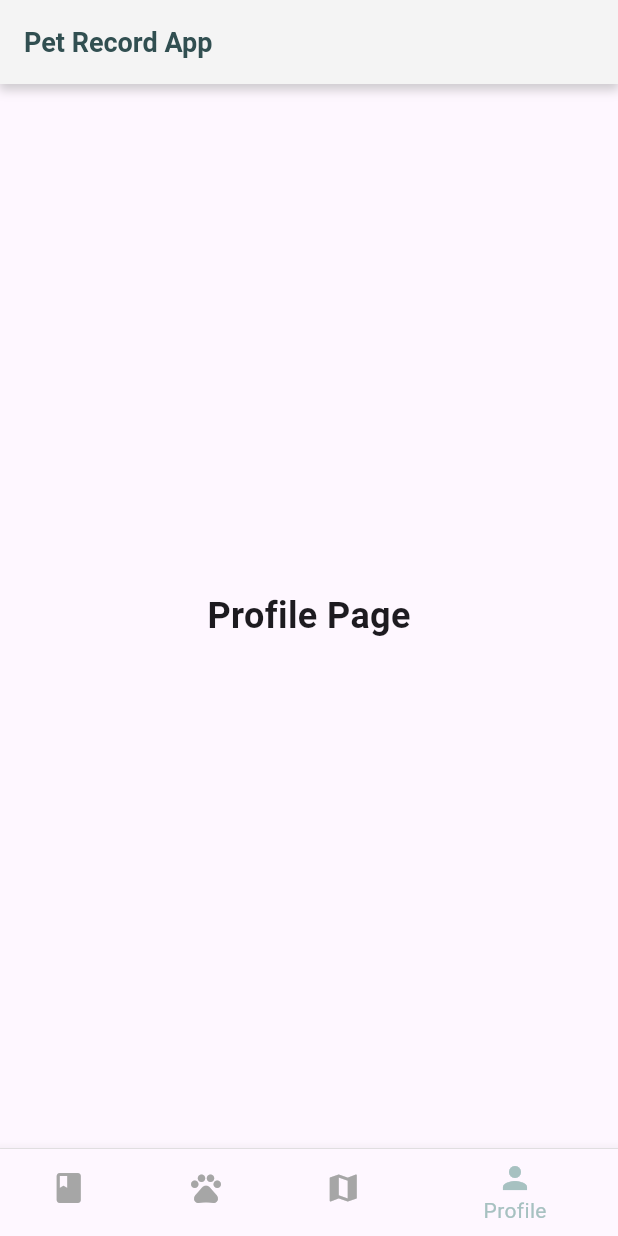
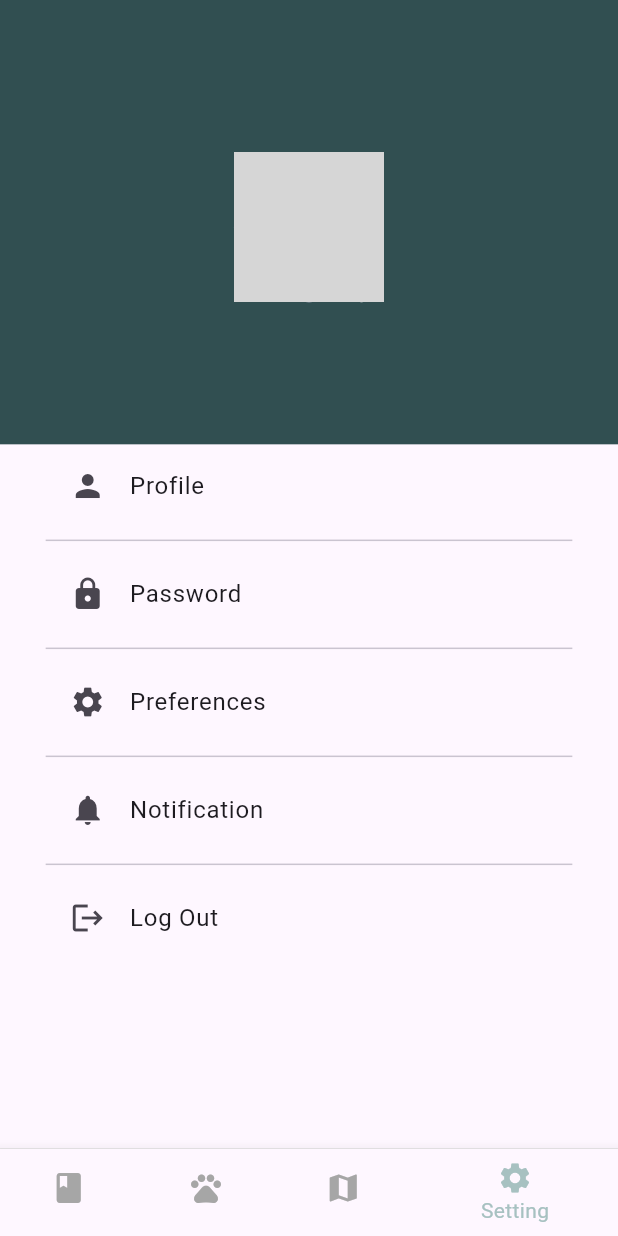
Before and after one commit to wei0328/PetCare_Record, a Flutter app: the MyHomePage screen opened directly, item 4 of the bottom bar chosen, on a phone screen of 412 x 824 dp. Run offline on Flutter 3.47's test engine with Material 3 defaults, Android fonts, the phone set to English and light mode, and no system bars; our stand-ins replace cloud_firestore, firebase_auth, firebase_core, flutter_screenutil, get; accounts and stored records are empty; network calls fail; grey boxes are pictures that could not be loaded.

Commit message:
added profile page

```diff
--- a/petcare_record/lib/dashboard/bottom_navigation_bar.dart
+++ b/petcare_record/lib/dashboard/bottom_navigation_bar.dart
@@ -1,6 +1,6 @@
 import 'package:flutter/material.dart';
 import 'package:petcare_record/pages/diary_page.dart';
-import 'package:petcare_record/pages/profile_page.dart';
+import 'package:petcare_record/pages/setting/setting_page.dart';
 import 'package:petcare_record/pages/my_pets_page.dart';
 import 'package:petcare_record/pages/map_page.dart';
 import 'package:petcare_record/globalclass/color.dart';
@@ -38,8 +38,8 @@ class _BottomNavigationBarWidgetState extends State<BottomNavigationBarWidget> {
           label: 'Map',
         ),
         BottomNavigationBarItem(
-          icon: Icon(Icons.person),
-          label: 'Profile',
+          icon: Icon(Icons.settings),
+          label: 'Setting',
         ),
       ],
       currentIndex: widget.currentIndex,
--- a/petcare_record/lib/globalclass/color.dart
+++ b/petcare_record/lib/globalclass/color.dart
@@ -12,4 +12,5 @@ class PetRecordColor {
   static const lightgrey = Color(0xffD9DFDD);
   static const textgray = Color(0xff7D7C7C);
   static const iconcolor = Color(0xffA6A6A6);
+  static const immutableText = Color.fromARGB(255, 107, 107, 107);
 }
--- a/petcare_record/lib/main.dart
+++ b/petcare_record/lib/main.dart
@@ -1,9 +1,9 @@
 import 'package:flutter/material.dart';
 import 'package:flutter_screenutil/flutter_screenutil.dart';
 import 'package:petcare_record/globalclass/color.dart';
-import 'package:petcare_record/pages/login.dart';
+import 'package:petcare_record/pages/auth/login.dart';
 import 'package:petcare_record/pages/diary_page.dart';
-import 'package:petcare_record/pages/profile_page.dart';
+import 'package:petcare_record/pages/setting/setting_page.dart';
 import 'package:petcare_record/pages/my_pets_page.dart';
 import 'package:petcare_record/pages/map_page.dart';
 import 'package:petcare_record/dashboard/bottom_navigation_bar.dart';
@@ -52,38 +52,13 @@ class _MyHomePageState extends State<MyHomePage> {
   @override
   Widget build(BuildContext context) {
     return Scaffold(
-      appBar: AppBar(
-        title: Text(
-          'Pet Record App',
-          style: TextStyle(
-            color: PetRecordColor.theme,
-            fontSize: 18,
-            fontWeight: FontWeight.bold,
-          ),
-        ),
-        backgroundColor: PetRecordColor.white,
-        elevation: 0,
-        flexibleSpace: Container(
-          decoration: BoxDecoration(
-            color: PetRecordColor.info,
-            boxShadow: [
-              BoxShadow(
-                color: Colors.grey.withOpacity(0.5),
-                spreadRadius: 1,
-                blurRadius: 5,
-                offset: Offset(0, 3),
-              ),
-            ],
-          ),
-        ),
-      ),
       body: IndexedStack(
         index: _selectedIndex,
         children: [
           DiaryPage(),
           MyPetsPage(),
           MapPage(),
-          ProfilePage(),
+          SettingPage(),
         ],
       ),
       bottomNavigationBar: Column(
--- a/petcare_record/lib/pages/login.dart
+++ b/petcare_record/lib/pages/auth/login.dart
@@ -3,7 +3,7 @@ import 'package:flutter_screenutil/flutter_screenutil.dart';
 import 'package:get/get.dart';
 import 'package:petcare_record/globalclass/color.dart';
 import 'package:petcare_record/models/auth.dart';
-import 'package:petcare_record/pages/signup.dart';
+import 'package:petcare_record/pages/auth/signup.dart';
 
 class Login extends StatefulWidget {
   const Login({super.key});
--- a/petcare_record/lib/pages/signup.dart
+++ b/petcare_record/lib/pages/auth/signup.dart
@@ -3,7 +3,7 @@ import 'package:flutter_screenutil/flutter_screenutil.dart';
 import 'package:get/get.dart';
 import 'package:petcare_record/globalclass/color.dart';
 import 'package:petcare_record/models/auth.dart';
-import 'package:petcare_record/pages/login.dart';
+import 'package:petcare_record/pages/auth/login.dart';
 
 class SignUp extends StatefulWidget {
   const SignUp({super.key});
--- a/petcare_record/lib/pages/profile_page.dart
+++ /dev/null
@@ -1,13 +0,0 @@
-import 'package:flutter/material.dart';
-
-class ProfilePage extends StatelessWidget {
-  @override
-  Widget build(BuildContext context) {
-    return Center(
-      child: Text(
-        'Profile Page',
-        style: TextStyle(fontSize: 24, fontWeight: FontWeight.bold),
-      ),
-    );
-  }
-}
--- /dev/null
+++ b/petcare_record/lib/pages/setting/setting_page.dart
@@ -0,0 +1,172 @@
+import 'package:cloud_firestore/cloud_firestore.dart';
+import 'package:firebase_auth/firebase_auth.dart';
+import 'package:flutter/material.dart';
+import 'package:flutter_screenutil/flutter_screenutil.dart';
+import 'package:petcare_record/globalclass/color.dart';
+import 'package:petcare_record/pages/setting/profile.dart';
+
+class SettingPage extends StatefulWidget {
+  @override
+  _SettingPageState createState() => _SettingPageState();
+}
+
+class _SettingPageState extends State<SettingPage> {
+  // Placeholder for user data, replace with your actual user data source
+  String firstName = '';
+  String email = '';
+  String phoneNumber = '';
+  String lastName = '';
+  final String profileImageUrl = 'https://via.placeholder.com/150';
+
+  @override
+  void initState() {
+    super.initState();
+    fetchUserInfo();
+  }
+
+  Future<void> fetchUserInfo() async {
+    try {
+      var user = FirebaseAuth.instance.currentUser;
+      if (user != null) {
+        var userDocSnapshot = await FirebaseFirestore.instance
+            .collection('Users')
+            .where('id', isEqualTo: user.uid)
+            .get();
+        if (userDocSnapshot.docs.isNotEmpty) {
+          var userData = userDocSnapshot.docs.first.data();
+          setState(() {
+            email = userData['email'] ?? '';
+            firstName = userData['firstName'] ?? '';
+            lastName = userData['lastName'] ?? '';
+            phoneNumber = userData['phoneNumber'] ?? '';
+          });
+        } else {
+          print('User document does not exist');
+        }
+      } else {
+        print('No user currently signed in');
+      }
+    } catch (e) {
+      print('Error getting user data: $e');
+    }
+  }
+
+  @override
+  Widget build(BuildContext context) {
+    return Scaffold(
+      body: Column(
+        children: [
+          Container(
+            color: PetRecordColor.theme,
+            width: double.infinity,
+            padding: EdgeInsets.symmetric(horizontal: 20.w, vertical: 50.h),
+            child: Column(
+              children: [
+                SizedBox(
+                  height: 50.h,
+                ),
+                Center(
+                  child: Stack(
+                    children: [
+                      CircleAvatar(
+                        radius: 50,
+                        backgroundImage: NetworkImage(profileImageUrl),
+                      ),
+                      Positioned(
+                        right: 0,
+                        bottom: 0,
+                        child: CircleAvatar(
+                          radius: 15,
+                          backgroundColor: Colors.white,
+                          child: Icon(
+                            Icons.camera_alt,
+                            size: 18,
+                            color: Colors.black,
+                          ),
+                        ),
+                      ),
+                    ],
+                  ),
+                ),
+                SizedBox(height: 10),
+                Center(
+                  child: Text(
+                    firstName,
+                    style: TextStyle(
+                      fontSize: 24,
+                      fontWeight: FontWeight.bold,
+                      color: Colors.white,
+                    ),
+                  ),
+                ),
+              ],
+            ),
+          ),
+          Expanded(
+            child: Padding(
+              padding: EdgeInsets.symmetric(horizontal: 30.h, vertical: 0.0),
+              child: ListView(
+                children: [
+                  ListTile(
+                    leading: Icon(Icons.person),
+                    title: Text('Profile'),
+                    onTap: () {
+                      showModalBottomSheet(
+                        context: context,
+                        isScrollControlled: true,
+                        builder: (BuildContext context) {
+                          return ClipRRect(
+                            borderRadius: BorderRadius.only(
+                              topLeft: Radius.circular(20.0),
+                              topRight: Radius.circular(20.0),
+                            ),
+                            child: FractionallySizedBox(
+                              heightFactor: 0.8,
+                              child: ProfilePage(),
+                            ),
+                          );
+                        },
+                      );
+                    },
+                  ),
+                  Divider(),
+                  ListTile(
+                    leading: Icon(Icons.lock),
+                    title: Text('Password'),
+                    onTap: () {
+                      // Handle password tap
+                    },
+                  ),
+                  Divider(),
+                  ListTile(
+                    leading: Icon(Icons.settings),
+                    title: Text('Preferences'),
+                    onTap: () {
+                      // Handle preferences tap
+                    },
+                  ),
+                  Divider(),
+                  ListTile(
+                    leading: Icon(Icons.notifications),
+                    title: Text('Notification'),
+                    onTap: () {
+                      // Handle notification tap
+                    },
+                  ),
+                  Divider(),
+                  ListTile(
+                    leading: Icon(Icons.logout),
+                    title: Text('Log Out'),
+                    onTap: () {
+                      // Handle log out tap
+                    },
+                  ),
+                ],
+              ),
+            ),
+          ),
+        ],
+      ),
+    );
+  }
+}
--- a/petcare_record/lib/pages/splash.dart
+++ b/petcare_record/lib/pages/splash.dart
@@ -1,6 +1,6 @@
 import 'package:flutter/material.dart';
 import 'package:petcare_record/globalclass/color.dart';
-import 'package:petcare_record/pages/login.dart';
+import 'package:petcare_record/pages/auth/login.dart';
 
 class Splash extends StatefulWidget {
   const Splash({super.key});
```
Also changed, not shown: petcare_record/lib/pages/setting/profile.dart (added, +267 -0 lines).
